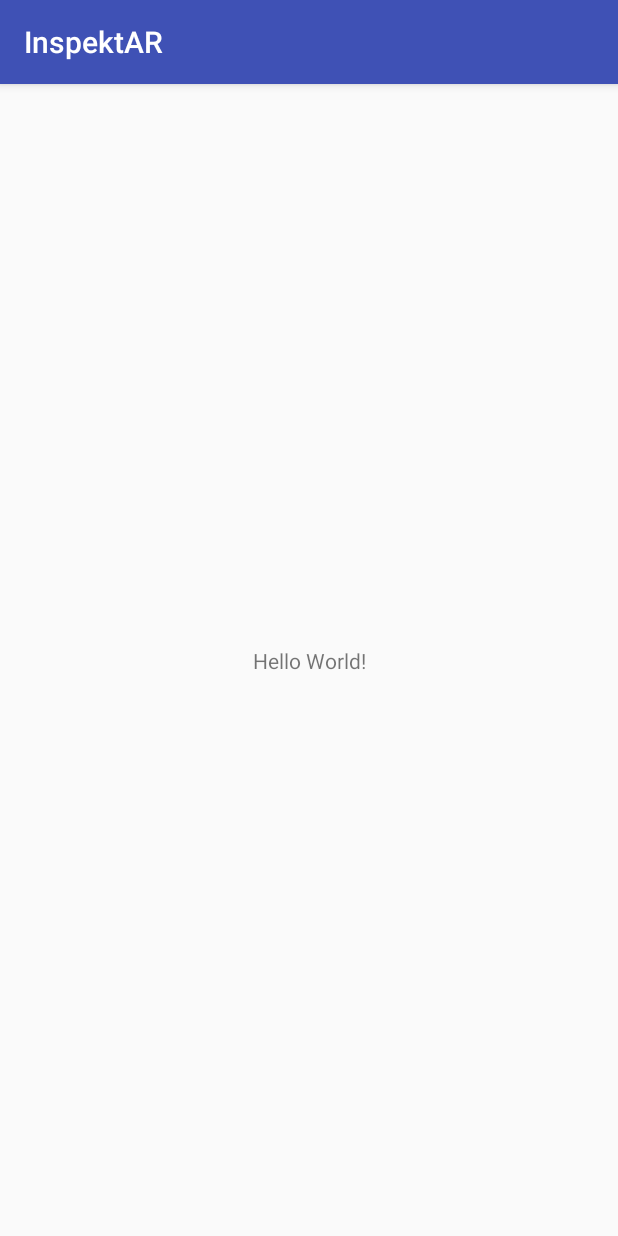
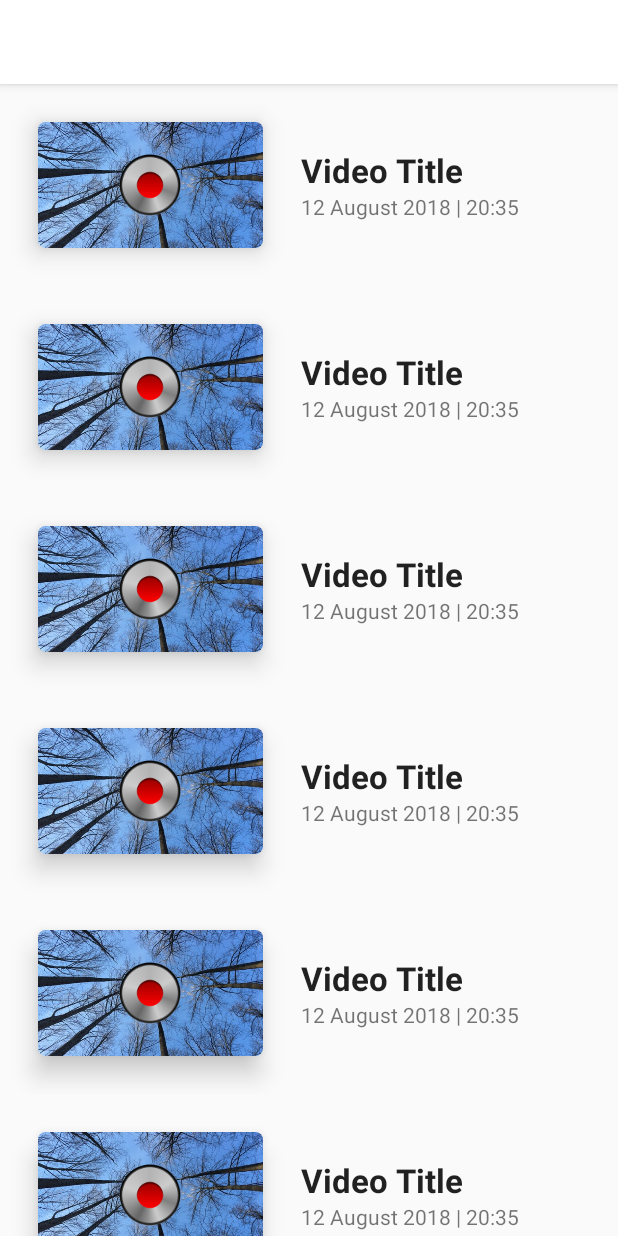
Before and after one commit to sicillian7/annotateapp, an Android app: the screen it shows after launch (MainActivity before the commit, HomeActivity after it), on a phone screen of 412 x 824 dp. Run offline under Robolectric (Android 15) with nearby library versions, the phone set to English and light mode, and no system bars; our stand-ins replace ButterKnife, Dagger/Hilt's generated code, Picasso; libraries missing offline, so code that uses them is left out: com.yinglan.shadowimageview; plain views replace ShadowImageView; pictures from the network do not load.

Commit message:
First push for the first screen. Addding the layout, adapter

```diff
--- a/app/src/main/AndroidManifest.xml
+++ b/app/src/main/AndroidManifest.xml
@@ -18,7 +18,7 @@
         android:roundIcon="@mipmap/ic_launcher_round"
         android:supportsRtl="true"
         android:theme="@style/AppTheme">
-        <activity android:name=".MainActivity">
+        <activity android:name=".home.HomeActivity">
             <intent-filter>
                 <action android:name="android.intent.action.MAIN" />
                 <category android:name="android.intent.category.LAUNCHER" />
--- a/app/src/main/java/com/interworks/inspektar/home/HomeActivity.java
+++ b/app/src/main/java/com/interworks/inspektar/home/HomeActivity.java
@@ -1,10 +1,36 @@
 package com.interworks.inspektar.home;
 
+import android.app.Activity;
+import android.os.Bundle;
+import android.support.v7.widget.LinearLayoutManager;
+import android.support.v7.widget.RecyclerView;
+
+import com.interworks.inspektar.R;
 import com.interworks.inspektar.base.BaseActivity;
 
+import java.util.ArrayList;
+
 public class HomeActivity extends BaseActivity{
+
+    ArrayList<VideoListTestData> videoList;
+
     @Override
     protected int getContentView() {
-        return 0;
+        return R.layout.activity_main;
+    }
+
+    @Override
+    protected void onCreate(Bundle savedInstanceState) {
+        super.onCreate(savedInstanceState);
+        setContentView(R.layout.activity_main);
+
+        RecyclerView rvTestVideos = findViewById(R.id.rvVideoList);
+
+        videoList = VideoListTestData.createTestVideoList(20);
+
+        HomeAdapter adapter = new HomeAdapter(videoList);
+        rvTestVideos.setAdapter(adapter);
+        rvTestVideos.setLayoutManager(new LinearLayoutManager(this));
+
     }
 }
--- /dev/null
+++ b/app/src/main/java/com/interworks/inspektar/home/HomeAdapter.java
@@ -0,0 +1,101 @@
+package com.interworks.inspektar.home;
+
+import android.content.Context;
+import android.support.annotation.NonNull;
+import android.support.v7.widget.RecyclerView;
+import android.view.LayoutInflater;
+import android.view.View;
+import android.view.ViewGroup;
+import android.widget.ImageView;
+import android.widget.TextView;
+
+import com.interworks.inspektar.R;
+import com.interworks.inspektar.utils.ImageUtils;
+import com.squareup.picasso.Picasso;
+import com.yinglan.shadowimageview.ShadowImageView;
+
+import java.util.List;
+
+import static java.security.AccessController.getContext;
+
+public class HomeAdapter extends RecyclerView.Adapter<HomeAdapter.ViewHolder> {
+
+
+    private List<VideoListTestData> mTestData;
+
+
+    public HomeAdapter(List<VideoListTestData> videoList)
+    {
+        mTestData = videoList;
+    }
+
+    @NonNull
+    @Override
+    public HomeAdapter.ViewHolder onCreateViewHolder(@NonNull ViewGroup parent, int viewType) {
+        Context context = parent.getContext();
+        LayoutInflater inflater = LayoutInflater.from(context);
+
+        // Inflate the custom layout
+        View contactView = inflater.inflate(R.layout.item_video, parent, false);
+
+        // Return a new holder instance
+        ViewHolder viewHolder = new ViewHolder(contactView);
+        return viewHolder;
+    }
+
+    @Override
+    public void onBindViewHolder(@NonNull HomeAdapter.ViewHolder holder, int position) {
+
+        Context context = holder.itemView.getContext();
+
+        VideoListTestData testData = mTestData.get(position);
+
+        ImageView ivVideo = holder.ivVideoImage;
+        ivVideo.setImageResource(testData.getImage());
+
+        /*Picasso.get()
+                .load(testData.getImage())
+                .transform(new ImageUtils(150, 0))
+                .into(ivVideo);*/
+
+
+        TextView tvTitle = holder.tvVideoTitle;
+        tvTitle.setText(testData.getTitle());
+
+        TextView tvDate = holder.tvVideoDate;
+        tvDate.setText(testData.getDate());
+
+        TextView tvHour = holder.tvVideoHour;
+        tvHour.setText(testData.getHour());
+
+        ImageView ivPlay = holder.ivPlayBtn;
+        ivPlay.setImageResource(R.drawable.ic_btn_rec);
+
+    }
+
+    @Override
+    public int getItemCount() {
+        return mTestData.size();
+    }
+
+    public class ViewHolder extends RecyclerView.ViewHolder {
+
+        public ImageView ivVideoImage;
+        public ImageView ivPlayBtn;
+        public TextView tvVideoTitle;
+        public TextView tvVideoDate;
+        public TextView tvVideoHour;
+
+        public ViewHolder(View itemView) {
+            super(itemView);
+
+            ivPlayBtn = itemView.findViewById(R.id.ivPlayBtn);
+            ivVideoImage = itemView.findViewById(R.id.ivVideoImage);
+            tvVideoTitle = itemView.findViewById(R.id.tvVideoTitle);
+            tvVideoDate = itemView.findViewById(R.id.tvVideoDate);
+            tvVideoHour = itemView.findViewById(R.id.tvVideoHour);
+
+
+        }
+    }
+}
--- /dev/null
+++ b/app/src/main/java/com/interworks/inspektar/home/VideoListTestData.java
@@ -0,0 +1,52 @@
+package com.interworks.inspektar.home;
+
+import android.media.Image;
+
+import com.interworks.inspektar.R;
+
+import java.util.ArrayList;
+import java.util.Date;
+
+public class VideoListTestData {
+
+    private String mTitle;
+    private String mDate;
+    private String mHour;
+    private int mImage;
+
+
+    public VideoListTestData(String title, String date, String hour, int image) {
+        mTitle = title;
+        mDate = date;
+        mHour = hour;
+        mImage = image;
+    }
+
+    public int getImage() {
+        return mImage;
+    }
+
+    public String getTitle() {
+        return mTitle;
+    }
+
+    public String getDate() {
+        return mDate;
+    }
+
+    public String getHour() {
+        return mHour;
+    }
+
+    public static ArrayList<VideoListTestData> createTestVideoList(int numberOfVideos){
+
+        ArrayList<VideoListTestData> videos = new ArrayList<>();
+
+        for (int i = 1; i <= numberOfVideos; i++) {
+            videos.add(new VideoListTestData("Video Title ", "12 August 2018 ", "| 20:35", R.drawable.list_test));
+        }
+
+        return videos;
+
+    }
+}
--- /dev/null
+++ b/app/src/main/res/drawable/rounded_layout_shape.xml
@@ -0,0 +1,10 @@
+<?xml version="1.0" encoding="UTF-8"?>
+<shape xmlns:android="http://schemas.android.com/apk/res/android" android:shape="rectangle">
+    <solid android:color="#00ffffff" />
+    <padding android:left="6dp"
+        android:top="6dp"
+        android:right="6dp"
+        android:bottom="6dp" />
+    <corners android:radius="12dp" />
+    <stroke android:width="6dp" android:color="#ffffffff" />
+</shape>
--- a/app/src/main/res/layout/activity_main.xml
+++ b/app/src/main/res/layout/activity_main.xml
@@ -6,13 +6,13 @@
     android:layout_height="match_parent"
     tools:context=".MainActivity">
 
-    <TextView
-        android:layout_width="wrap_content"
-        android:layout_height="wrap_content"
-        android:text="Hello World!"
+    <android.support.v7.widget.RecyclerView
+        android:id="@+id/rvVideoList"
+        tools:listitem="@layout/item_video"
+        android:layout_width="0dp"
+        android:layout_height="0dp"
         app:layout_constraintBottom_toBottomOf="parent"
-        app:layout_constraintLeft_toLeftOf="parent"
-        app:layout_constraintRight_toRightOf="parent"
+        app:layout_constraintEnd_toEndOf="parent"
+        app:layout_constraintStart_toStartOf="parent"
         app:layout_constraintTop_toTopOf="parent" />
-
 </android.support.constraint.ConstraintLayout>
--- /dev/null
+++ b/app/src/main/res/layout/item_video.xml
@@ -0,0 +1,121 @@
+<?xml version="1.0" encoding="utf-8"?>
+<LinearLayout xmlns:android="http://schemas.android.com/apk/res/android"
+    xmlns:app="http://schemas.android.com/apk/res-auto"
+    xmlns:tools="http://schemas.android.com/tools"
+    android:layout_width="match_parent"
+    android:layout_height="wrap_content"
+    android:orientation="horizontal"
+    android:padding="20dp"
+    android:shadowColor="#000"
+    android:shadowDx="0"
+    android:clipToPadding="false"
+    android:clipChildren="false"
+    android:shadowDy="30"
+    android:shadowRadius="50">
+
+
+    <!--<FrameLayout-->
+    <!--android:layout_width="wrap_content"-->
+    <!--android:layout_height="wrap_content">-->
+
+    <!--<com.yinglan.shadowimageview.ShadowImageView-->
+    <!--android:id="@+id/ivVideoImage"-->
+    <!--android:layout_width="200dp"-->
+    <!--android:layout_height="113dp"-->
+
+    <!--android:layout_centerInParent="true"-->
+    <!--android:contentDescription="TODO"-->
+    <!--app:shadowColor="@android:color/black"-->
+    <!--app:shadowRound="1dp"-->
+    <!--app:shadowSrc="@drawable/list_test" />-->
+
+    <!--<ImageView
+        android:background="@android:color/transparent"
+        android:id="@+id/ivVideoImage"
+        android:layout_width="150dp"
+        android:layout_height="wrap_content"
+        android:adjustViewBounds="true"
+        android:contentDescription="TODO"
+        android:scaleType="centerCrop"
+        tools:src="@drawable/list_test" />-->
+
+    <!--<FrameLayout
+        android:layout_width="140dp"
+        android:layout_height="match_parent"
+        android:elevation="5dp"
+        android:background="@drawable/rounded_layout_shape"></FrameLayout>-->
+
+    <android.support.v7.widget.CardView xmlns:card_view="http://schemas.android.com/apk/res-auto"
+        android:id="@+id/card_view"
+        android:layout_width="wrap_content"
+        android:layout_height="wrap_content"
+        android:clipToPadding="false"
+        android:clipChildren="false"
+        card_view:cardPreventCornerOverlap="false"
+        card_view:cardElevation="10dp"
+        android:layout_margin="5dp"
+        android:layout_gravity="center"
+        card_view:cardCornerRadius="5dp">
+        <ImageView
+            android:background="@android:color/transparent"
+            android:id="@+id/ivVideoImage"
+            android:layout_width="150dp"
+            android:layout_height="wrap_content"
+
+            android:adjustViewBounds="true"
+            android:contentDescription="TODO"
+            android:scaleType="centerCrop"
+            tools:src="@drawable/list_test" />
+
+        <ImageView
+            android:id="@+id/ivPlayBtn"
+            android:layout_width="wrap_content"
+            android:layout_height="wrap_content"
+            android:layout_centerInParent="true"
+            android:layout_gravity="center"
+            android:contentDescription="TODO"
+            tools:src="@drawable/ic_btn_rec" />
+        <!--</FrameLayout>-->
+    </android.support.v7.widget.CardView>
+
+    <LinearLayout
+
+        android:layout_width="match_parent"
+        android:layout_height="wrap_content"
+        android:layout_gravity="center"
+        android:orientation="vertical">
+
+        <TextView
+            android:id="@+id/tvVideoTitle"
+            android:layout_width="wrap_content"
+            android:layout_height="wrap_content"
+            android:layout_gravity="center_vertical"
+            android:layout_marginStart="20dp"
+            android:textAppearance="?android:attr/textAppearanceLarge"
+            android:textStyle="bold"
+            tools:text="Some Title" />
+
+        <LinearLayout
+
+            android:layout_width="wrap_content"
+            android:layout_height="wrap_content"
+            android:orientation="horizontal">
+
+            <TextView
+                android:id="@+id/tvVideoDate"
+                android:layout_width="wrap_content"
+                android:layout_height="wrap_content"
+                android:layout_gravity="center_horizontal"
+                android:layout_marginStart="20dp"
+                tools:text="15 August 2018 | " />
+
+            <TextView
+                android:id="@+id/tvVideoHour"
+                android:layout_width="wrap_content"
+                android:layout_height="wrap_content"
+                android:layout_gravity="center_horizontal"
+                tools:text="20:35" />
+
+        </LinearLayout>
+    </LinearLayout>
+</LinearLayout>
--- a/app/src/main/res/values/styles.xml
+++ b/app/src/main/res/values/styles.xml
@@ -3,8 +3,8 @@
     <!-- Base application theme. -->
     <style name="AppTheme" parent="Theme.AppCompat.Light.DarkActionBar">
         <!-- Customize your theme here. -->
-        <item name="colorPrimary">@color/colorPrimary</item>
-        <item name="colorPrimaryDark">@color/colorPrimaryDark</item>
+        <item name="colorPrimary">@color/white</item>
+        <item name="colorPrimaryDark">@color/white</item>
         <item name="colorAccent">@color/colorAccent</item>
     </style>
 
```
Also changed, not shown: app/build.gradle (+15 -0 lines), app/src/main/java/com/interworks/inspektar/utils/ImageUtils.java (added, +40 -0 lines), app/src/main/res/drawable/rounded_frame.xml (added, +10 -0 lines), app/src/main/res/drawable/shadow_rect.xml (added, +60 -0 lines), app/src/main/res/drawable/list_test.png (added).
